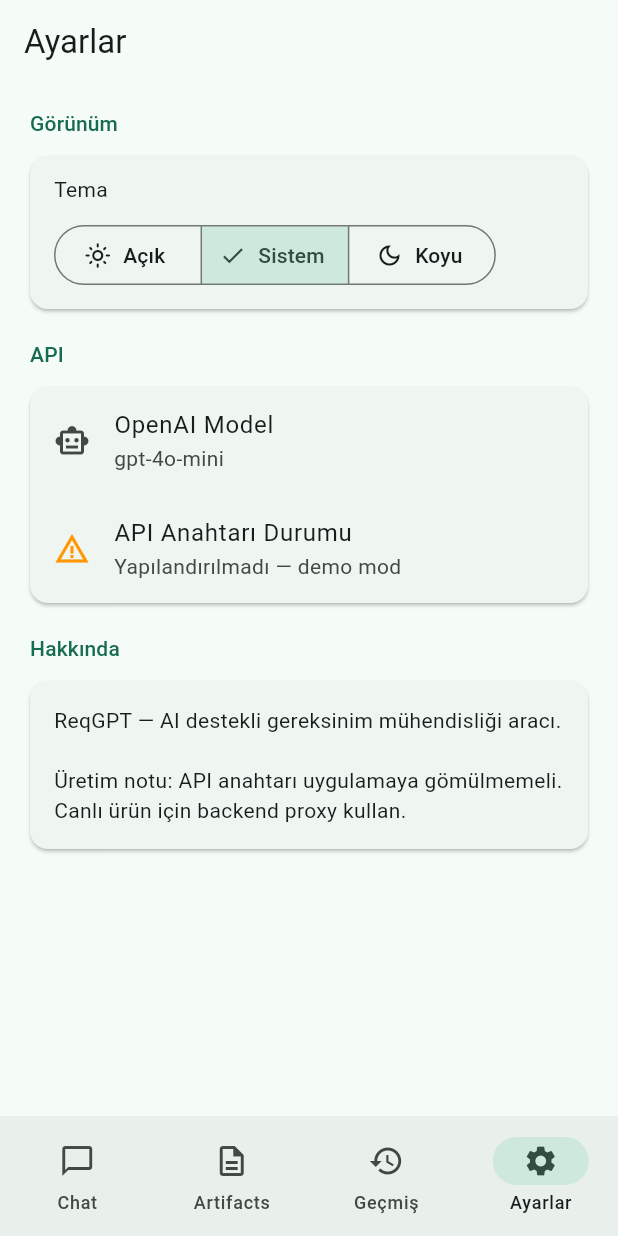
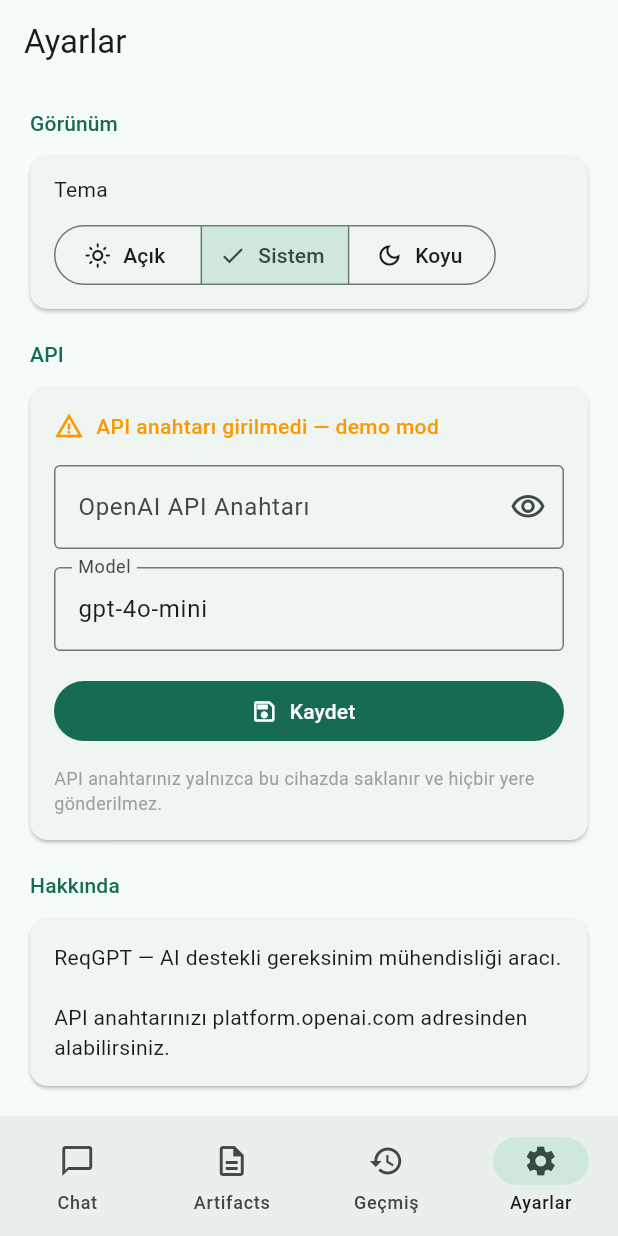
Before and after one commit to tucagg/ReqGPTApplication, a Flutter app: the screen it shows after launch, item 4 of the bottom bar chosen, on a phone screen of 412 x 824 dp. Run offline on Flutter 3.47's test engine with Material 3 defaults, Android fonts, the phone set to English and light mode, and no system bars; our stand-ins replace flutter_dotenv, flutter_markdown_plus, share_plus, webview_flutter.

Commit message:
feat: kullanıcıdan api key girişi eklendi

```diff
--- a/lib/screens/settings_screen.dart
+++ b/lib/screens/settings_screen.dart
@@ -1,23 +1,55 @@
 import 'package:flutter/material.dart';
-import 'package:flutter_dotenv/flutter_dotenv.dart';
 import 'package:provider/provider.dart';
 
 import '../services/reqgpt_controller.dart';
 
-class SettingsScreen extends StatelessWidget {
+class SettingsScreen extends StatefulWidget {
   const SettingsScreen({super.key});
 
   @override
+  State<SettingsScreen> createState() => _SettingsScreenState();
+}
+
+class _SettingsScreenState extends State<SettingsScreen> {
+  late TextEditingController _keyController;
+  late TextEditingController _modelController;
+  bool _obscure = true;
+
+  @override
+  void initState() {
+    super.initState();
+    final controller = context.read<ReqGptController>();
+    _keyController = TextEditingController(text: controller.apiKey);
+    _modelController = TextEditingController(text: controller.apiModel);
+  }
+
+  @override
+  void dispose() {
+    _keyController.dispose();
+    _modelController.dispose();
+    super.dispose();
+  }
+
+  void _save() {
+    final controller = context.read<ReqGptController>();
+    controller.setApiKey(_keyController.text);
+    controller.setApiModel(_modelController.text);
+    ScaffoldMessenger.of(context).showSnackBar(
+      const SnackBar(content: Text('Ayarlar kaydedildi'), duration: Duration(seconds: 2)),
+    );
+  }
+
+  @override
   Widget build(BuildContext context) {
-    final model = dotenv.env['OPENAI_MODEL'] ?? 'gpt-4o-mini';
-    final hasKey = (dotenv.env['OPENAI_API_KEY'] ?? '').startsWith('sk-');
     final controller = context.watch<ReqGptController>();
+    final hasKey = controller.apiKey.startsWith('sk-');
 
     return Scaffold(
       appBar: AppBar(title: const Text('Ayarlar')),
       body: ListView(
         padding: const EdgeInsets.all(16),
         children: [
+          // ── Görünüm ──────────────────────────────────────────────────────
           const _SectionHeader('Görünüm'),
           Card(
             child: Padding(
@@ -53,33 +85,91 @@
             ),
           ),
           const SizedBox(height: 16),
+
+          // ── API ──────────────────────────────────────────────────────────
           const _SectionHeader('API'),
           Card(
-            child: Column(
-              children: [
-                ListTile(
-                  leading: const Icon(Icons.smart_toy_outlined),
-                  title: const Text('OpenAI Model'),
-                  subtitle: Text(model),
-                ),
-                ListTile(
-                  leading: Icon(hasKey ? Icons.check_circle_outline : Icons.warning_amber),
-                  title: const Text('API Anahtarı Durumu'),
-                  subtitle: Text(hasKey ? 'Yapılandırıldı' : 'Yapılandırılmadı — demo mod'),
-                  iconColor: hasKey ? Colors.green : Colors.orange,
-                ),
-              ],
+            child: Padding(
+              padding: const EdgeInsets.all(16),
+              child: Column(
+                crossAxisAlignment: CrossAxisAlignment.start,
+                children: [
+                  // Durum satırı
+                  Row(
+                    children: [
+                      Icon(
+                        hasKey ? Icons.check_circle_outline : Icons.warning_amber,
+                        color: hasKey ? Colors.green : Colors.orange,
+                        size: 20,
+                      ),
+                      const SizedBox(width: 8),
+                      Text(
+                        hasKey ? 'API anahtarı yapılandırıldı' : 'API anahtarı girilmedi — demo mod',
+                        style: TextStyle(
+                          color: hasKey ? Colors.green : Colors.orange,
+                          fontWeight: FontWeight.w500,
+                        ),
+                      ),
+                    ],
+                  ),
+                  const SizedBox(height: 16),
+
+                  // API Key alanı
+                  TextField(
+                    controller: _keyController,
+                    obscureText: _obscure,
+                    decoration: InputDecoration(
+                      labelText: 'OpenAI API Anahtarı',
+                      hintText: 'sk-...',
+                      border: const OutlineInputBorder(),
+                      suffixIcon: IconButton(
+                        icon: Icon(_obscure ? Icons.visibility_outlined : Icons.visibility_off_outlined),
+                        onPressed: () => setState(() => _obscure = !_obscure),
+                      ),
+                    ),
+                  ),
+                  const SizedBox(height: 12),
+
+                  // Model alanı
+                  TextField(
+                    controller: _modelController,
+                    decoration: const InputDecoration(
+                      labelText: 'Model',
+                      hintText: 'gpt-4o-mini',
+                      border: OutlineInputBorder(),
+                    ),
+                  ),
+                  const SizedBox(height: 16),
+
+                  // Kaydet butonu
+                  SizedBox(
+                    width: double.infinity,
+                    child: FilledButton.icon(
+                      onPressed: _save,
+                      icon: const Icon(Icons.save_outlined),
+                      label: const Text('Kaydet'),
+                    ),
+                  ),
+
+                  const SizedBox(height: 12),
+                  const Text(
+                    'API anahtarınız yalnızca bu cihazda saklanır ve hiçbir yere gönderilmez.',
+                    style: TextStyle(fontSize: 12, color: Colors.grey),
+                  ),
+                ],
+              ),
             ),
           ),
           const SizedBox(height: 16),
+
+          // ── Hakkında ─────────────────────────────────────────────────────
           const _SectionHeader('Hakkında'),
           const Card(
             child: Padding(
               padding: EdgeInsets.all(16),
               child: Text(
                 'ReqGPT — AI destekli gereksinim mühendisliği aracı.\n\n'
-                'Üretim notu: API anahtarı uygulamaya gömülmemeli. '
-                'Canlı ürün için backend proxy kullan.',
+                'API anahtarınızı platform.openai.com adresinden alabilirsiniz.',
               ),
             ),
           ),
--- a/lib/services/openai_service.dart
+++ b/lib/services/openai_service.dart
@@ -1,18 +1,19 @@
 import 'dart:convert';
 
-import 'package:flutter_dotenv/flutter_dotenv.dart';
 import 'package:http/http.dart' as http;
 
 import '../models/chat_message.dart';
 import '../utils/prompts.dart';
 
 class OpenAiService {
-  OpenAiService({http.Client? client}) : _client = client ?? http.Client();
+  OpenAiService({http.Client? client, String apiKey = '', String model = 'gpt-4o-mini'})
+      : _client = client ?? http.Client(),
+        _apiKey = apiKey,
+        _model = model;
 
   final http.Client _client;
-
-  String get _apiKey => dotenv.env['OPENAI_API_KEY'] ?? '';
-  String get _model => dotenv.env['OPENAI_MODEL'] ?? 'gpt-4o-mini';
+  final String _apiKey;
+  final String _model;
 
   Future<String> chat(List<ChatMessage> messages) async {
     if (_apiKey.isEmpty || _apiKey == 'sk-your-api-key-here') {
--- a/lib/services/reqgpt_controller.dart
+++ b/lib/services/reqgpt_controller.dart
@@ -11,13 +11,11 @@
 enum ArtifactKey { requirements, useCases, traceability, mockups, srs }
 
 class ReqGptController extends ChangeNotifier {
-  ReqGptController({OpenAiService? openAiService, StorageService? storageService})
-      : _openAiService = openAiService ?? OpenAiService(),
-        _storage = storageService ?? StorageService() {
+  ReqGptController({StorageService? storageService})
+      : _storage = storageService ?? StorageService() {
     _loadAll();
   }
 
-  final OpenAiService _openAiService;
   final StorageService _storage;
 
   // ── Durum ────────────────────────────────────────────────────────────────
@@ -25,6 +23,8 @@
   final List<ChatMessage> messages = [];
   ProjectArtifacts artifacts = const ProjectArtifacts();
   ThemeMode themeMode = ThemeMode.system;
+  String apiKey = '';
+  String apiModel = 'gpt-4o-mini';
 
   /// Tüm oturumlar (geçmiş listesi için)
   final List<Session> sessions = [];
@@ -51,6 +51,8 @@
       if (rawTheme != null) {
         themeMode = ThemeMode.values.byName(rawTheme);
       }
+      apiKey = data['apiKey'] as String? ?? '';
+      apiModel = data['apiModel'] as String? ?? 'gpt-4o-mini';
 
       final rawSessions = data['sessions'] as List<dynamic>?;
       if (rawSessions != null) {
@@ -82,6 +84,8 @@
 
     await _storage.save({
       'themeMode': themeMode.name,
+      'apiKey': apiKey,
+      'apiModel': apiModel,
       'currentSessionId': _currentSessionId,
       'sessions': sessions.map((s) => s.toJson()).toList(),
     });
@@ -173,6 +177,18 @@
     notifyListeners();
   }
 
+  void setApiKey(String key) {
+    apiKey = key.trim();
+    _persist();
+    notifyListeners();
+  }
+
+  void setApiModel(String model) {
+    apiModel = model.trim();
+    _persist();
+    notifyListeners();
+  }
+
   // ── Sohbet ───────────────────────────────────────────────────────────────
 
   String get conversationContext => messages
@@ -189,7 +205,7 @@
     notifyListeners();
 
     try {
-      final response = await _openAiService.chat(messages);
+      final response = await OpenAiService(apiKey: apiKey, model: apiModel).chat(messages);
       messages.add(ChatMessage(role: MessageRole.assistant, content: response));
     } catch (e) {
       messages.add(ChatMessage(
@@ -284,7 +300,7 @@
     _activeArtifact = key;
     notifyListeners();
     try {
-      final result = await _openAiService.generateArtifact(prompt);
+      final result = await OpenAiService(apiKey: apiKey, model: apiModel).generateArtifact(prompt);
       save(result);
       messages.add(ChatMessage(
         role: MessageRole.assistant,
```
